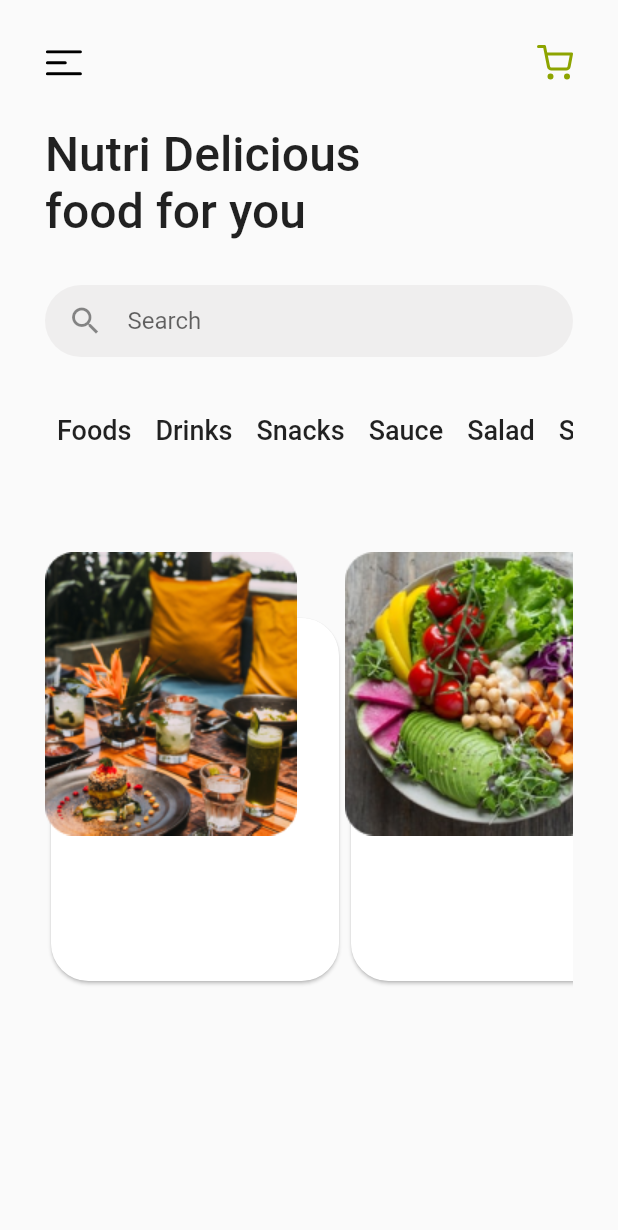
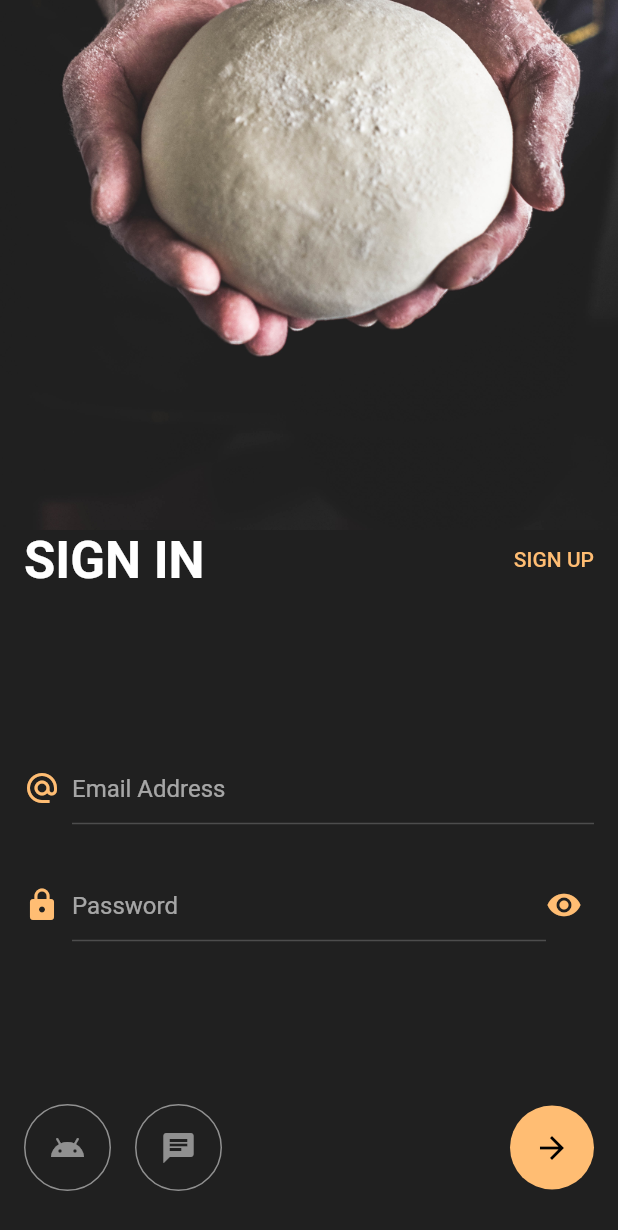
Before and after one commit to asfandnaveed/Corvit_Morning_2023, a Flutter app: the screen it shows after launch, on a phone screen of 412 x 824 dp. Shown: the top 1230 px of the screen. Run offline on Flutter 3.47's test engine with Material 2 defaults, Android fonts, the phone set to English and light mode, and no system bars; our stand-ins replace animated_splash_screen, firebase_core, flutter_svg, lottie; accounts and stored records are empty.

Commit message:
09-08-2023

```diff
--- /dev/null
+++ b/lib/Constant/constant.dart
@@ -0,0 +1,4 @@
+import 'package:flutter/material.dart';
+
+const kBackGroundColor = Color(0xFF202020);
+const kPrimaryColor = Color(0xFFFFBD73);
--- /dev/null
+++ b/lib/LoginScreen/login.dart
@@ -0,0 +1,167 @@
+import 'package:corvit/Constant/constant.dart';
+import 'package:flutter/material.dart';
+import 'package:flutter/rendering.dart';
+
+class SignInScreen extends StatefulWidget {
+
+  @override
+  State<SignInScreen> createState() => _SignInScreenState();
+}
+
+class _SignInScreenState extends State<SignInScreen> {
+  bool eye = true;
+
+  @override
+  Widget build(BuildContext context) {
+    return Scaffold(
+      body: SingleChildScrollView(
+        reverse:true,
+        child: ConstrainedBox(
+          constraints: BoxConstraints(maxHeight: MediaQuery.of(context).size.height),
+          child: Column(
+            children: [
+              Expanded(
+                flex: 3,
+                child: Container(
+                  decoration: const BoxDecoration(
+                    image: DecorationImage(
+                        image: AssetImage("assets/images/person.jpg"),
+                        fit: BoxFit.cover,
+                        alignment: Alignment.bottomCenter),
+                  ),
+                ),
+              ),
+              Expanded(
+                flex: 4,
+                child: Padding(
+                  padding: const EdgeInsets.symmetric(horizontal: 16),
+                  child: Column(
+                    children: [
+                      Row(
+                        mainAxisAlignment: MainAxisAlignment.spaceBetween,
+                        children: [
+                          Text(
+                            "SIGN IN",
+                            style: Theme.of(context).textTheme.headline4,
+                          ),
+                          Text(
+                            "SIGN UP",
+                            style: Theme.of(context).textTheme.button,
+                          )
+                        ],
+                      ),
+                      const Spacer(),
+                      Padding(
+                        padding: const EdgeInsets.only(bottom: 30),
+                        child: Row(
+                          crossAxisAlignment: CrossAxisAlignment.center,
+                          children: const [
+                            Padding(
+                              padding: EdgeInsets.only(right: 8.0),
+                              child: Icon(
+                                Icons.alternate_email,
+                                color: kPrimaryColor,
+                              ),
+                            ),
+                            Expanded(
+                              child: TextField(
+                                decoration:
+                                InputDecoration(hintText: "Email Address"),
+                              ),
+                            )
+                          ],
+                        ),
+                      ),
+                      Row(
+                        crossAxisAlignment: CrossAxisAlignment.center,
+                        children:  [
+                          Padding(
+                            padding: EdgeInsets.only(right: 8.0),
+                            child: Icon(
+                              Icons.lock,
+                              color: kPrimaryColor,
+                            ),
+                          ),
+                          Expanded(
+                            child: TextField(
+                              obscureText: eye,
+                              decoration: InputDecoration(hintText: "Password"),
+                            ),
+                          ),
+                          Padding(
+                            padding: EdgeInsets.only(right: 8.0),
+                            child: InkWell(
+                              onTap: (){
+
+                                eye = !eye;
+
+                                // if(eye==true){
+                                //   eye =false;
+                                // }else{
+                                //   eye = true;
+                                // }
+
+                                setState(() {
+
+                                });
+                              },
+                              child: Icon(
+                                Icons.remove_red_eye,
+                                color: kPrimaryColor,
+                              ),
+                            ),
+                          ),
+                        ],
+                      ),
+                      const Spacer(),
+                      Padding(
+                        padding: const EdgeInsets.only(bottom: 30),
+                        child: Row(
+                          children: [
+                            Container(
+                              padding: const EdgeInsets.all(16),
+                              decoration: BoxDecoration(
+                                shape: BoxShape.circle,
+                                border:
+                                Border.all(color: Colors.white.withOpacity(0.5)),
+                              ),
+                              child: Icon(Icons.android,
+                                  color: Colors.white.withOpacity(0.5)),
+                            ),
+                            const SizedBox(width: 16),
+                            Container(
+                              padding: const EdgeInsets.all(16),
+                              decoration: BoxDecoration(
+                                shape: BoxShape.circle,
+                                border:
+                                Border.all(color: Colors.white.withOpacity(0.5)),
+                              ),
+                              child: Icon(Icons.chat,
+                                  color: Colors.white.withOpacity(0.5)),
+                            ),
+                            const Spacer(),
+                            InkWell(
+                              onTap: (){
+
+                              },
+                              child: Container(
+                                padding: const EdgeInsets.all(16),
+                                decoration: const BoxDecoration(
+                                    shape: BoxShape.circle, color: kPrimaryColor),
+                                child: const Icon(Icons.arrow_forward, color: Colors.black,),
+                              ),
+                            )
+                          ],
+                        ),
+                      )
+                    ],
+                  ),
+                ),
+              )
+            ],
+          ),
+        ),
+      ),
+    );
+  }
+}
--- a/lib/main.dart
+++ b/lib/main.dart
@@ -1,12 +1,17 @@
+import 'package:corvit/Constant/constant.dart';
+import 'package:corvit/LoginScreen/login.dart';
 import 'package:corvit/Nutrition_design/home_screen.dart';
 import 'package:corvit/Stack_test.dart';
 import 'package:corvit/product_detail.dart';
+import 'package:firebase_core/firebase_core.dart';
 import 'package:flutter/material.dart';
 import 'package:animated_splash_screen/animated_splash_screen.dart';
 
 
 
 void main() {
+  WidgetsFlutterBinding.ensureInitialized();
+  Firebase.initializeApp();
   runApp(const SplashScreen());
 }
 
@@ -17,10 +22,32 @@ class SplashScreen extends StatelessWidget {
   @override
   Widget build(BuildContext context) {
     return MaterialApp(
+      debugShowCheckedModeBanner: false,
+      theme: ThemeData(
+        brightness: Brightness.dark,
+        primaryColor: kPrimaryColor,
+        scaffoldBackgroundColor: kBackGroundColor,
+        textTheme: const TextTheme(
+          headline4: TextStyle(
+            color: Colors.white,
+            fontWeight: FontWeight.bold,
+          ),
+          headline6:
+          TextStyle(color: Colors.white, fontWeight: FontWeight.normal),
+          button: TextStyle(
+            color: kPrimaryColor,
+          ),
+        ),
+        inputDecorationTheme: InputDecorationTheme(
+          enabledBorder: UnderlineInputBorder(
+            borderSide: BorderSide(color: Colors.white.withOpacity(0.2)),
+          ),
+        ),
+      ),
       home: Scaffold(
         body: AnimatedSplashScreen(
           splash: 'assets/images/perfume.png',
-          nextScreen: NutritionHome(),
+          nextScreen: SignInScreen(),
           splashTransition: SplashTransition.slideTransition,
           duration: 5000,
 
--- a/pubspec.yaml
+++ b/pubspec.yaml
@@ -38,6 +38,8 @@ dependencies:
   animated_splash_screen: ^1.3.0
   lottie: ^2.5.0
   flutter_svg: ^2.0.7
+  firebase_core: ^2.15.0
+  firebase_auth: ^4.7.2
 
 dev_dependencies:
   flutter_test:
```
Also changed, not shown: assets/images/person.jpg (added), lib/firebase_options.dart (added), 12 other files.
